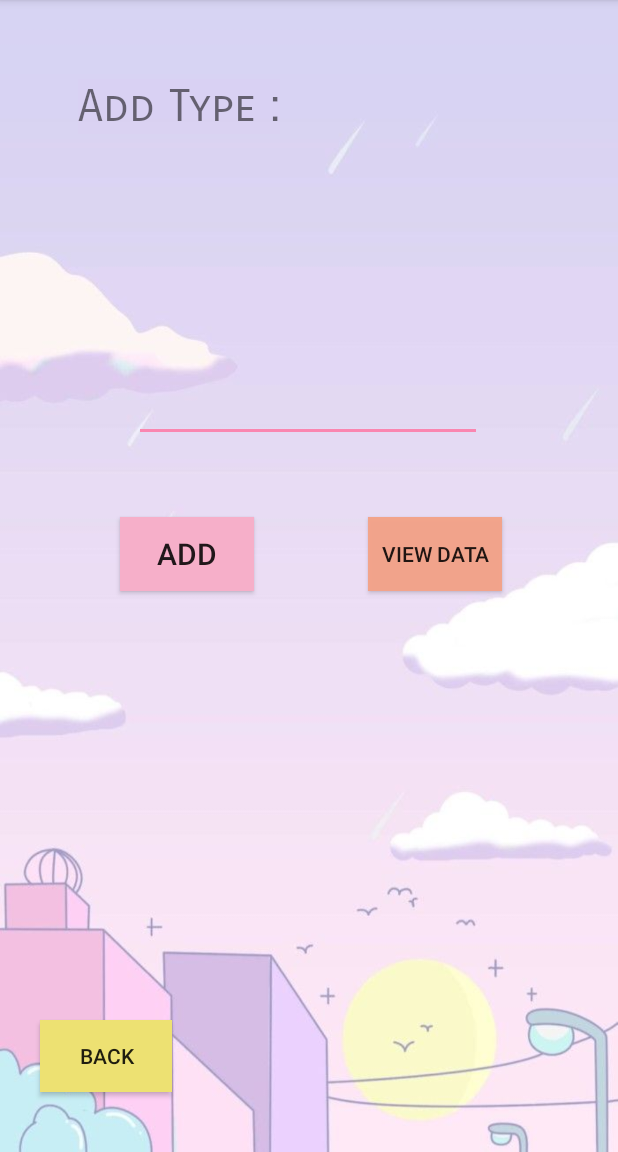
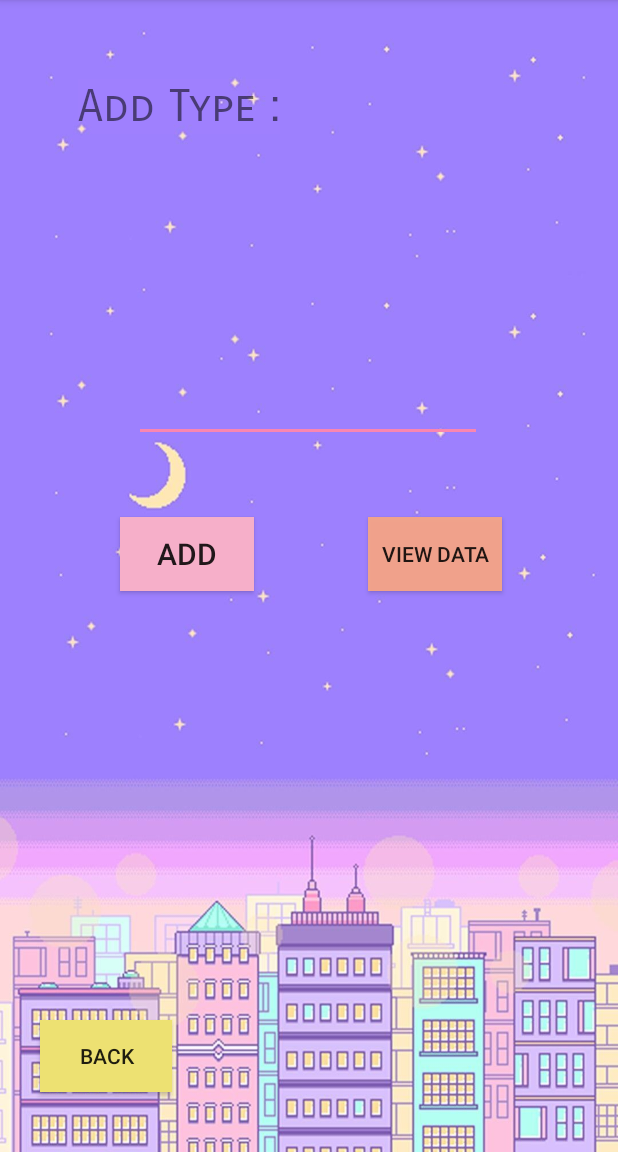
Before and after one commit to mymayy/OhMyCostProject, an Android app: the TypeActivity screen opened directly, with no data from a screen before it, on a phone screen of 412 x 824 dp, the part 84-1236 px from its top. Run offline under Robolectric (Android 15) with nearby library versions, the phone set to English and light mode, and no system bars; 6 statements that could not run were skipped.

Commit message:
Background

```diff
--- a/app/src/main/res/layout/activity_list_pay.xml
+++ b/app/src/main/res/layout/activity_list_pay.xml
@@ -4,7 +4,7 @@
     xmlns:tools="http://schemas.android.com/tools"
     android:layout_width="match_parent"
     android:layout_height="match_parent"
-    android:background="@drawable/bg4"
+    android:background="@drawable/bg9"
     tools:context=".ListPayActivity">
 
     <ListView
--- a/app/src/main/res/layout/activity_list_type.xml
+++ b/app/src/main/res/layout/activity_list_type.xml
@@ -4,7 +4,7 @@
     xmlns:tools="http://schemas.android.com/tools"
     android:layout_width="match_parent"
     android:layout_height="match_parent"
-    android:background="@drawable/bg7"
+    android:background="@drawable/bg9"
     tools:context=".ListTypeActivity">
 
     <ListView
--- a/app/src/main/res/layout/activity_type.xml
+++ b/app/src/main/res/layout/activity_type.xml
@@ -4,7 +4,7 @@
     xmlns:tools="http://schemas.android.com/tools"
     android:layout_width="match_parent"
     android:layout_height="match_parent"
-    android:background="@drawable/bg8"
+    android:background="@drawable/bg"
     tools:context=".TypeActivity">
 
     <EditText
```
